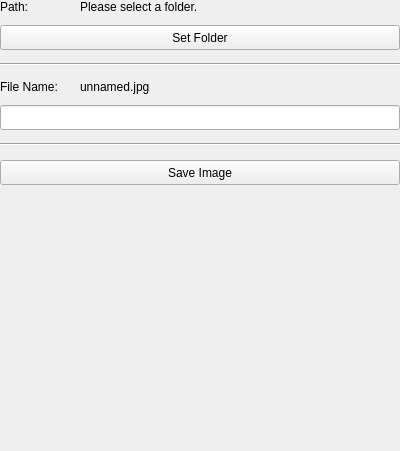
This is src/writepropertiesentity.ui in ttddee/Cascade as Qt 5 draws it before an edit. The edited form follows.
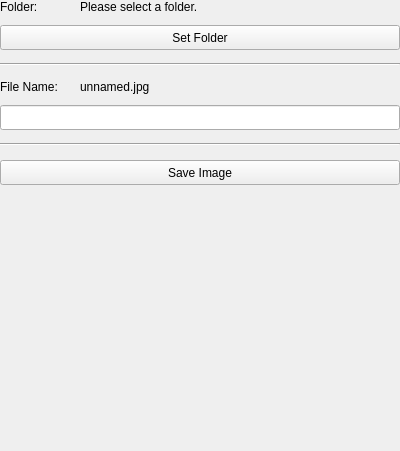
This is the edited form.

Commit message: File saving message box and updating of folder label.

Diff of the .ui file:
```diff
--- a/src/writepropertiesentity.ui
+++ b/src/writepropertiesentity.ui
@@ -100,12 +100,12 @@
       <widget class="QLabel" name="label">
        <property name="maximumSize">
         <size>
-         <width>40</width>
+         <width>50</width>
          <height>16777215</height>
         </size>
        </property>
        <property name="text">
-        <string>Path:</string>
+        <string>Folder:</string>
        </property>
        <property name="alignment">
         <set>Qt::AlignLeading|Qt::AlignLeft|Qt::AlignTop</set>
```
Left out of the diff: 2 changed lines with no effect on the pictures. The commit also changes 5 other files.
